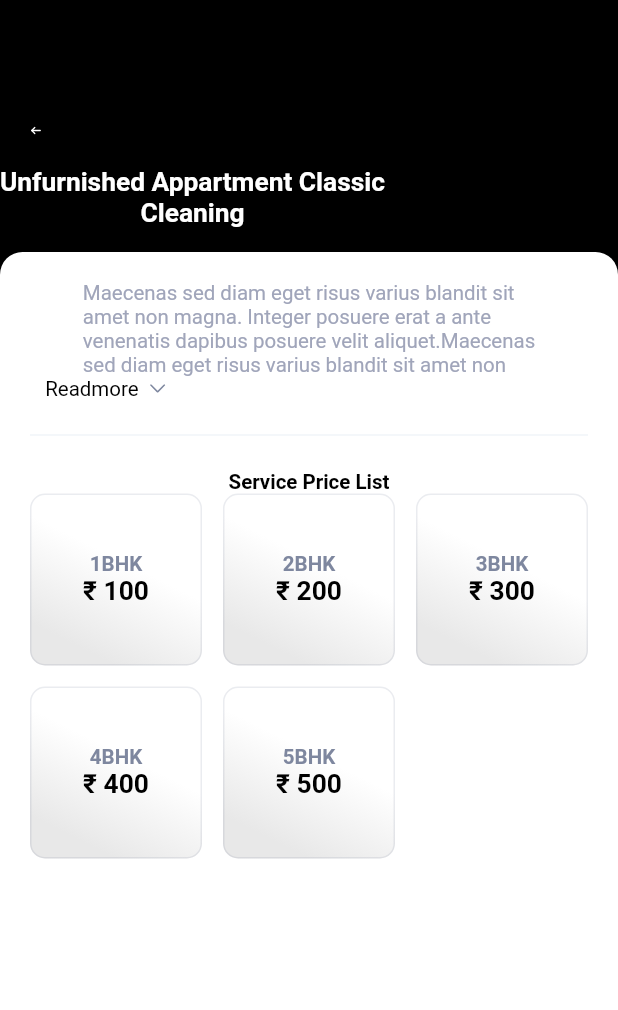
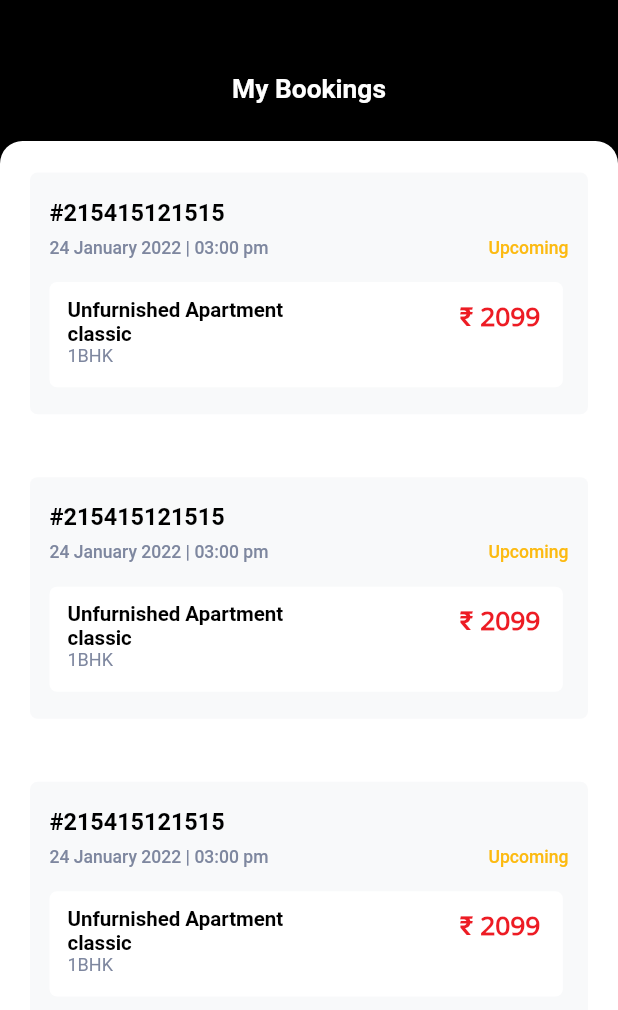
Before and after one commit to kasims07/Code_Stucture, a Flutter app: the screen it shows after launch, on a phone screen of 412 x 824 dp. Shown: the top 1010 px of the screen. Run offline on Flutter 3.47's test engine with Material 2 defaults, Android fonts, the phone set to English and light mode, and no system bars; our stand-ins replace country_picker, flutter_screenutil, flutter_svg, get_it, rxdart; Roboto replaces fonts that are missing (Vietnam).

Commit message:
commit by Birva 5 Dec : details screen , my booking screen and partial service booking screen designs

```diff
--- a/lib/constants/asset_path.dart
+++ b/lib/constants/asset_path.dart
@@ -11,7 +11,9 @@ class ImageAssetPath {
   static const String carpet = 'assets/images/Carpet.png';
   static const String metress = 'assets/images/metress.png';
   static const String marblepolish = 'assets/images/marble_polish.png';
-
+  static const String sPhoto1 = 'assets/images/sphoto1.png';
+  static const String sPhoto2 = 'assets/images/sphoto2.png';
+  static const String sPhoto3 = 'assets/images/sphoto3.png';
 
   //SVG icons
   static const String profileIcon = 'assets/icons/icProfile.svg';
@@ -20,4 +22,6 @@ class ImageAssetPath {
   static const String searchIcon = 'assets/icons/icSearch.svg';
   static const String backIcon = 'assets/icons/icBack.svg';
   static const String downarrowIcon = 'assets/icons/icDownArrow.svg';
+  static const String includedIcon = 'assets/icons/icIncluded.svg';
+
 }
--- a/lib/main.dart
+++ b/lib/main.dart
@@ -2,6 +2,7 @@ import 'package:flutter/material.dart';
 import 'package:flutter_screenutil/flutter_screenutil.dart';
 import 'package:gfive/screens/homeScreen/home_screen.dart';
 import 'package:gfive/screens/login_screens/verification_screen.dart';
+import 'package:gfive/screens/myBookingScreens/book_main_screen.dart';
 import 'package:gfive/screens/profileScreen/profile_screen.dart';
 import 'package:gfive/screens/serviceDetailsScreens/subservice_details.dart';
 import 'package:gfive/screens/splashScreen/splash_screen.dart';
@@ -38,7 +39,7 @@ class _MyAppState extends State<MyApp> {
             theme: ThemeData(
               primarySwatch: Colors.blue,
             ),
-            home: SubserviceDetails(),
+            home: BookMainScreen(),
             onGenerateRoute: _router.getRoute,
             navigatorObservers: [_router.routeObserver]
         );
--- /dev/null
+++ b/lib/screens/myBookingScreens/book_main_screen.dart
@@ -0,0 +1,65 @@
+import 'package:flutter/material.dart';
+import 'package:flutter_screenutil/flutter_screenutil.dart';
+import 'package:gfive/utils/app_styles.dart';
+
+import '../../widgets/custom_booking_container.dart';
+
+class BookMainScreen extends StatelessWidget {
+  const BookMainScreen({Key? key}) : super(key: key);
+
+  @override
+  Widget build(BuildContext context) {
+    return SafeArea(child:Scaffold(
+      body: SingleChildScrollView(
+        child: Container(
+
+          height:844.h ,
+          width: 390.w,
+          color: AppStyles.black,
+          child:
+            Column(children: [
+              Padding(padding: EdgeInsets.only(top: 49, right: 138, left: 138, bottom: 24),
+              child: Text('My Bookings', style:  AppStyles.profilestyle),
+        ),
+              Expanded(
+                child: Container(
+                  height: 915.h,
+                  width: 390.w,
+                  decoration: BoxDecoration(
+                    borderRadius: BorderRadius.only(
+                      topRight: Radius.circular(15),
+                      topLeft: Radius.circular(15),
+
+                    ),
+                    color: AppStyles.white
+                  ),
+                  child: ListView.builder(
+                      itemCount: 3,
+                      itemBuilder: (BuildContext context,  int index)
+                     { return CustomBookingContainer(
+                       bookingid: '#215415121515',
+                       bdate: '24 January 2022',
+                       btime: '03:00 pm',
+                       btype: 'Unfurnished Apartment\nclassic',
+                       apttype: '1BHK',
+                       bstatus: 'Upcoming',
+                       aptprice: '2099',
+                     );
+                     }
+
+
+
+                     )
+
+
+
+                  ),
+              ),
+
+            ],
+          )
+        ),
+      ),
+    ));
+  }
+}
--- a/lib/utils/app_styles.dart
+++ b/lib/utils/app_styles.dart
@@ -15,6 +15,11 @@ class AppStyles{
   static const darkgradient = Color(0xffE8E8E8);
   static const fontcolorgrey = Color(0xffA0A5BA);
   static const divider = Color(0xffF0F4F9);
+  static const yellow = Color(0xffF5E3A3);
+  static const darkyellow = Color(0xffF6B22C);
+  static const bfontcolor= Color(0xffFCBA11) ;
+  static const backgroundcolor = Color(0xffF9F9FB);
+
 
 
 
@@ -32,5 +37,6 @@ static TextStyle searchstyle = TextStyle(fontSize: 14.sp, fontWeight: FontWeight
 static TextStyle categorystyle = TextStyle(fontSize: 13.sp, fontWeight: FontWeight.w600, fontFamily: 'Vietname', color: AppStyles.fontblack);
 static TextStyle detailsstyle = TextStyle(fontSize: 14.sp, fontWeight: FontWeight.w400, fontFamily: 'Vietnam', color: AppStyles.fontcolorgrey);
 static TextStyle detfontstyle = TextStyle(fontSize: 14.sp, fontWeight: FontWeight.w400, fontFamily: 'Vietnam', color: AppStyles.black);
-
+static TextStyle bookingstyle = TextStyle(fontSize: 12.sp, fontWeight: FontWeight. w500, fontFamily: 'Vietnam',color:AppStyles.grey);
+static TextStyle opensansstyle = TextStyle(fontSize: 18.sp, fontWeight: FontWeight.w700, fontFamily: 'OpenSans', color: AppStyles.red);
 }
--- /dev/null
+++ b/lib/widgets/custom_booking_container.dart
@@ -0,0 +1,73 @@
+import 'package:flutter/material.dart';
+import 'package:flutter_screenutil/flutter_screenutil.dart';
+import 'package:gfive/utils/app_styles.dart';
+
+class CustomBookingContainer extends StatelessWidget {
+  String bookingid;
+  String bdate;
+  String btime;
+  String btype;
+  String apttype;
+  String bstatus;
+  String aptprice;
+
+   CustomBookingContainer({Key? key, required this.bookingid, required this.bdate, required this.btime, required this.btype, required this.apttype, required this.bstatus, required this.aptprice }) : super(key: key);
+
+  @override
+  Widget build(BuildContext context) {
+    return Padding(
+      padding:EdgeInsets.only(top: 21, right: 20, left: 20, bottom: 21),
+      child: Container(
+        height: 165.h ,
+        width: 350.w,
+        decoration: BoxDecoration(
+          borderRadius: BorderRadius.circular(5),
+          color:AppStyles.grey.withOpacity(0.05),
+        ),
+        child: Padding(padding: EdgeInsets.only(top: 18, right: 13, left: 13, bottom: 18),
+        child: Column(
+          crossAxisAlignment: CrossAxisAlignment.start,
+          children: [
+          Text(bookingid, style: AppStyles.verifystyle.copyWith(fontSize: 16.sp),),
+          SizedBox(height: 7),
+          Row(
+            mainAxisAlignment: MainAxisAlignment.spaceBetween,
+            children: [
+              Text('$bdate | $btime' , style: AppStyles.bookingstyle),
+              Text(bstatus, style:AppStyles.bookingstyle.copyWith(color: AppStyles.bfontcolor))
+            ],
+          ),
+           SizedBox(height: 16),
+           Expanded(
+             child: Container(
+                height: 72.h,
+                width: 324.w,
+                decoration: BoxDecoration(
+                  borderRadius: BorderRadius.circular(5),
+                  color: AppStyles.white
+                ),
+                child:Padding(padding: EdgeInsets.only(top: 10, right: 15, left: 12, bottom: 6),
+                child:Row(
+                  crossAxisAlignment: CrossAxisAlignment.start,
+                  mainAxisAlignment: MainAxisAlignment.spaceBetween,
+                  children: [
+                  Column(
+                    crossAxisAlignment: CrossAxisAlignment.start,
+                    children: [
+                    Text(btype, style: AppStyles.verifystyle.copyWith(fontSize: 14.sp)),
+                    Text(apttype, style: AppStyles.termstyle.copyWith(fontSize: 12),),
+                  ],),
+                  Text('₹ $aptprice', style:AppStyles.opensansstyle ),
+
+                ],)
+                  ,)
+              ),
+           ),
+          ]
+          )
+
+        ),
+        ),
+    );
+  }
+}
--- a/pubspec.yaml
+++ b/pubspec.yaml
@@ -96,6 +96,10 @@ flutter:
       fonts:
         - asset: assets/fonts/Inter-Regular.ttf
 
+    - family: OpenSans
+      fonts:
+        - asset: assets/fonts/OpenSans-Regular.ttf
+
   #   - family: Schyler
   #     fonts:
   #       - asset: fonts/Schyler-Regular.ttf
```
Also changed, not shown: lib/screens/myBookingScreens/book_service_screen.dart (added, +38 -0 lines), lib/screens/serviceDetailsScreens/subservice_details.dart (+35 -3 lines), lib/widgets/custom_photo_cotainer.dart (added, +25 -0 lines), lib/widgets/custom_row.dart (added, +20 -0 lines), assets/fonts/OpenSans-Regular.ttf (added), assets/icons/icIncluded.svg (added), assets/images/sphoto1.png (added), assets/images/sphoto2.png (added), assets/images/sphoto3.png (added).
